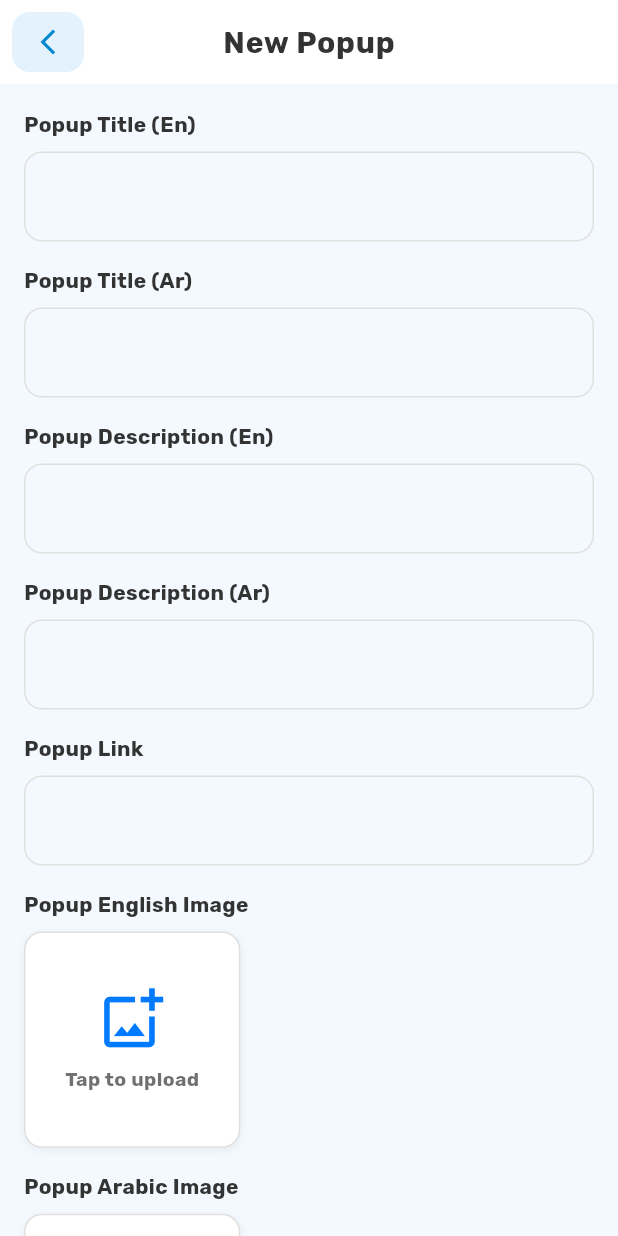
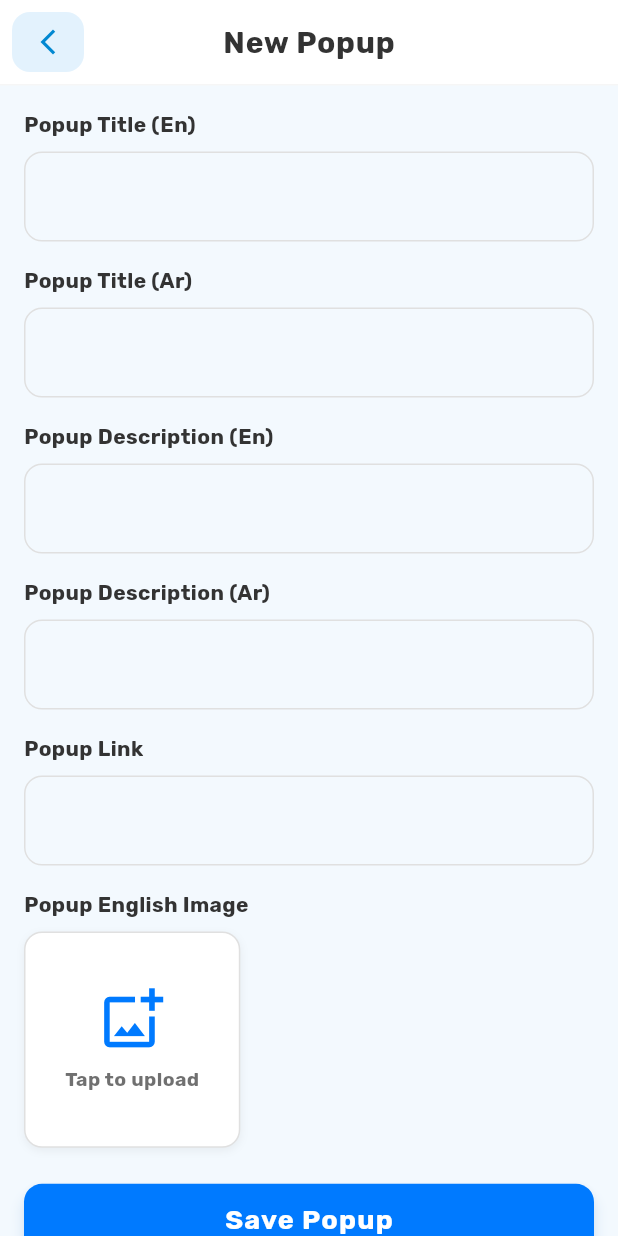
Before and after one commit to salmasafi/systego_project, a Flutter app: the CreatePopupScreen screen opened directly, on a phone screen of 412 x 824 dp. Run offline on Flutter 3.47's test engine with Material 3 defaults, Android fonts, the phone set to English and light mode, and no system bars; our stand-ins replace awesome_snackbar_content, bloc, convex_bottom_bar, dio, dropdown_search, easy_localization and 4 more; accounts and stored records are empty.

Commit message:
upate popup and payment

```diff
--- a/lib/features/admin/payment_methods/model/payment_method_model.dart
+++ b/lib/features/admin/payment_methods/model/payment_method_model.dart
@@ -52,6 +52,8 @@ class PaymentMethodModel {
   final String icon;
   final bool isActive;
   final int version;
+   final DateTime createdAt;
+  final DateTime updatedAt;
 
   PaymentMethodModel({
     required this.id,
@@ -62,6 +64,8 @@ class PaymentMethodModel {
     required this.icon,
     required this.isActive,
     required this.version,
+    required this.createdAt,
+    required this.updatedAt,
   });
 
   // Fix: Handle null 'country' in JSON (e.g., second PaymentMethod in your response has "country": null)
@@ -76,6 +80,8 @@ class PaymentMethodModel {
       icon: json['icon'],
       isActive: json['isActive'],
       version: json['__v'] as int,
+      createdAt: DateTime.parse(json['createdAt']),
+      updatedAt: DateTime.parse(json['updatedAt']),
     );
   }
 
@@ -89,6 +95,8 @@ class PaymentMethodModel {
       'isActive': isActive,
       'type': type,
       '__v': version,
+      'createdAt': createdAt.toIso8601String(),
+      'updatedAt': updatedAt.toIso8601String(),
     };
   }
 }
--- a/lib/features/admin/payment_methods/presentation/widgets/payment_method_form_dialog.dart
+++ b/lib/features/admin/payment_methods/presentation/widgets/payment_method_form_dialog.dart
@@ -62,9 +62,7 @@ class _PaymentMethodFormDialogState extends State<PaymentMethodFormDialog>
       _arNameController.text = widget.paymentMethod!.arName;
       _typeController.text = widget.paymentMethod!.type;
       _descriptionController.text = widget.paymentMethod!.description;
-      selectedtaxType =
-          widget.paymentMethod!.type[0].toUpperCase() +
-          widget.paymentMethod!.type.substring(1).toLowerCase();
+      selectedtaxType = widget.paymentMethod!.type.toLowerCase();
 
       log("selected ${_selectedImage}");
     }
@@ -216,7 +214,6 @@ class _PaymentMethodFormDialogState extends State<PaymentMethodFormDialog>
                                 buildTextField(
                                   context,
                                   controller: _descriptionController,
-                                  keyboardType: TextInputType.number,
                                   label: LocaleKeys.description.tr(),
                                   icon: Icons.description,
                                   hint: LocaleKeys.enter_description.tr(),
--- a/lib/features/admin/popup/model/popup_model.dart
+++ b/lib/features/admin/popup/model/popup_model.dart
@@ -49,8 +49,7 @@ class PopupModel {
   final String titleAr;
   final String descriptionAr;
   final String descriptionEn;
-  final String imageAr;
-  final String imageEn;
+  final String image;
   final String link;
   final int version;
 
@@ -60,8 +59,7 @@ class PopupModel {
     required this.titleAr,
     required this.descriptionAr,
     required this.descriptionEn,
-    required this.imageAr,
-    required this.imageEn,
+    required this.image,
     required this.link,
     required this.version,
   });
@@ -73,8 +71,7 @@ class PopupModel {
       titleAr: json['title_ar'] as String,
       descriptionAr: json['description_ar'] as String,
       descriptionEn: json['description_En'] as String,
-      imageAr: json['image_ar'] as String,
-      imageEn: json['image_En'] as String,
+      image: json['image'] as String,
       link: json['link'] as String,
       version: json['__v'] as int,
     );
@@ -87,8 +84,7 @@ class PopupModel {
       'title_ar': titleAr,
       'description_ar': descriptionAr,
       'description_En': descriptionEn,
-      'image_En': imageEn,
-      'image_ar': imageAr,
+      'image': image,
       'link': link,
       '__v': version
     };
--- a/lib/features/admin/popup/presentation/view/create_popup_screen.dart
+++ b/lib/features/admin/popup/presentation/view/create_popup_screen.dart
@@ -227,8 +227,8 @@ class _CreatePopupScreenState extends State<CreatePopupScreen> {
           descriptionEn: _descriptionEnController.text.trim(),
           descriptionAr: _descriptionArController.text.trim(),
           link: _linkController.text.trim(),
-          imageEn: _selectedEnImage,
-          imageAr: _selectedArImage,
+          image: _selectedEnImage,
+          // imageAr: _selectedArImage,
         );
   }
 
@@ -303,12 +303,12 @@ class _CreatePopupScreenState extends State<CreatePopupScreen> {
                     onRemove: () => _removeImage(true),
                   ),
 
-                  _buildImagePicker(
-                    selectedImage: _selectedArImage,
-                    title: LocaleKeys.popup_arabic_image.tr(),
-                    onPick: () => _pickImage(false),
-                    onRemove: () => _removeImage(false),
-                  ),
+                  // _buildImagePicker(
+                  //   selectedImage: _selectedArImage,
+                  //   title: LocaleKeys.popup_arabic_image.tr(),
+                  //   onPick: () => _pickImage(false),
+                  //   onRemove: () => _removeImage(false),
+                  // ),
 
                   SizedBox(height: ResponsiveUI.spacing(context, 24)),
                   SizedBox(
--- a/lib/features/admin/popup/presentation/widgets/popup_card_widget.dart
+++ b/lib/features/admin/popup/presentation/widgets/popup_card_widget.dart
@@ -97,7 +97,7 @@ class _AnimatedPopupCardState extends State<AnimatedPopupCard> {
         CircleAvatar(
           radius: ResponsiveUI.borderRadius(context, 25),
           backgroundColor: AppColors.lightBlueBackground,
-          child: popup.imageEn.isEmpty
+          child: popup.image.isEmpty
               ? Icon(
                   Icons.account_balance,
                   color: AppColors.white,
@@ -105,7 +105,7 @@ class _AnimatedPopupCardState extends State<AnimatedPopupCard> {
                 )
               : ClipOval(
                   child: Image.network(
-                    popup.imageEn,
+                    popup.image,
                     fit: BoxFit.cover,
                     width: ResponsiveUI.borderRadius(context, 50),
                     height: ResponsiveUI.borderRadius(context, 50),
```
Also changed, not shown: lib/features/admin/payment_methods/presentation/widgets/animated_payment_method_card.dart (+68 -6 lines), lib/features/admin/popup/cubit/popup_cubit.dart (+21 -22 lines), lib/features/admin/popup/presentation/view/edit_popup_screen.dart (+10 -10 lines), lib/features/admin/customer_group/model/customer_group.dart (added), lib/features/admin/customer_group/presentation/view/customers_group_screen.dart (added), lib/features/admin/revenue/cubit/revenue_cubit.dart (added), lib/features/admin/revenue/cubit/revenue_state.dart (added), lib/features/admin/revenue/model/revenue_model.dart (added), lib/features/admin/revenue/presentation/view/revenue_screen.dart (added).
